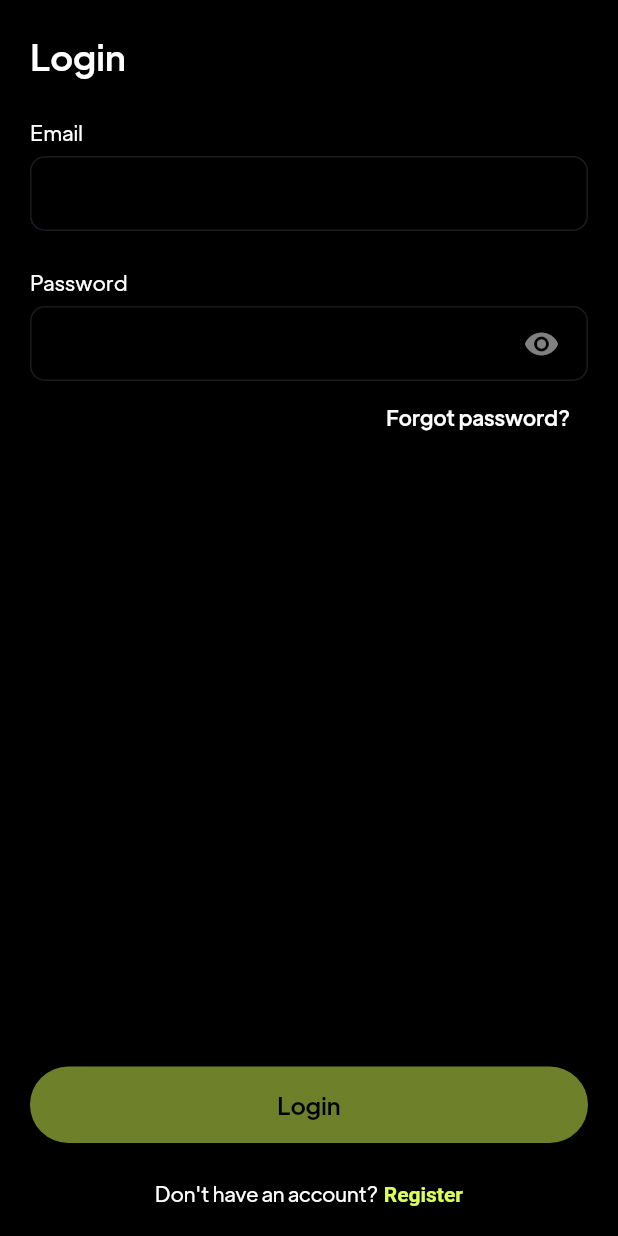
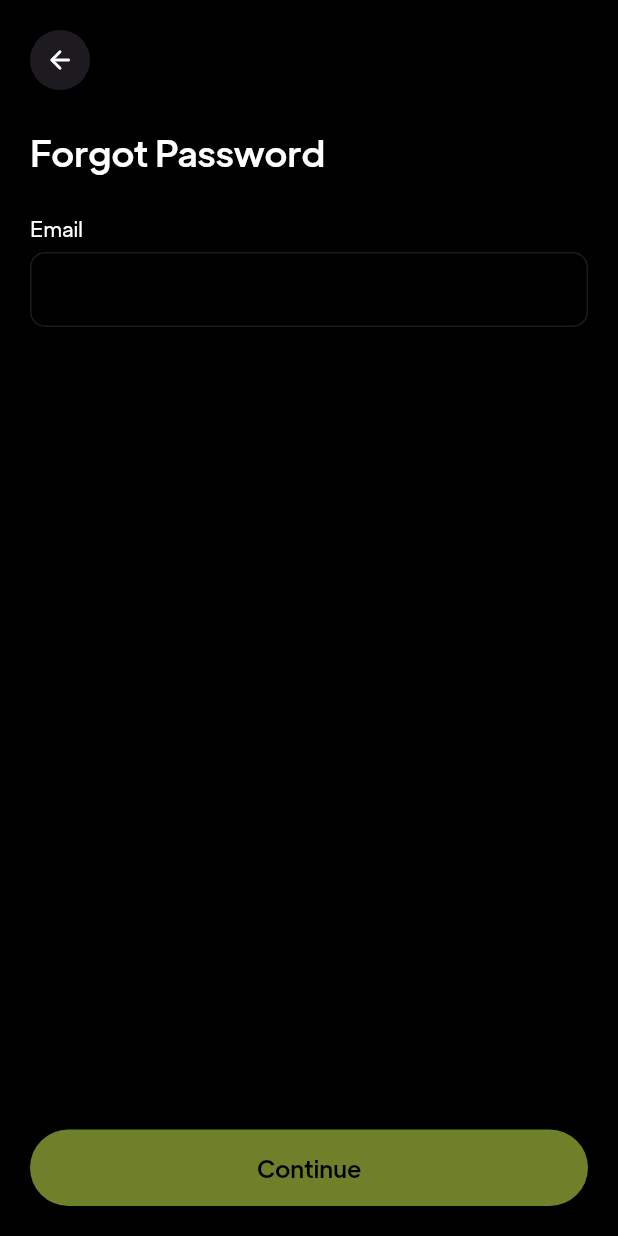
Before and after one commit to JosteveGit/magic, a Flutter app: the screen it shows after launch, after a tap on "Forgot password?", on a phone screen of 412 x 824 dp. Run offline on Flutter 3.47's test engine with Material 3 defaults, Android fonts, the light colour scheme and no system bars; our stand-ins replace cloud_firestore, dartz, firebase_auth, firebase_core, flutter_riverpod, freezed_annotation and 1 more; accounts and stored records are empty.

Commit message:
Added forgot password implementation

```diff
--- /dev/null
+++ b/lib/app/modules/authentication/presentation/pages/forgot_password_page.dart
@@ -0,0 +1,88 @@
+import 'package:flutter/material.dart';
+import 'package:flutter_riverpod/flutter_riverpod.dart';
+import 'package:magic/app/modules/authentication/presentation/providers/forgot_password/forgot_password_provider.dart';
+import 'package:magic/app/modules/authentication/presentation/providers/forgot_password/forgot_password_state.dart';
+import 'package:magic/app/shared/extensions/context_extension.dart';
+import 'package:magic/app/shared/functions/dialog_functions.dart';
+import 'package:magic/app/shared/functions/string_functions.dart';
+import 'package:magic/app/shared/presentation/widgets/custom_button.dart';
+import 'package:magic/app/shared/presentation/widgets/custom_textfield.dart';
+import 'package:magic/app/shared/presentation/widgets/magic_app_bar.dart';
+import 'package:magic/core/framework/theme/colors/app_theme_provider.dart';
+import 'package:magic/core/navigation/navigator.dart';
+
+class ForgotPasswordPage extends ConsumerStatefulWidget {
+  const ForgotPasswordPage({super.key});
+
+  @override
+  ConsumerState<ConsumerStatefulWidget> createState() => _LoginPageState();
+}
+
+class _LoginPageState extends ConsumerState<ForgotPasswordPage> {
+  String email = "";
+  @override
+  Widget build(BuildContext context) {
+    final colors = ref.read(appThemeProvider).colors;
+    ref.listen(
+      forgotPasswordProvider,
+      (prev, next) {
+        if (next is ForgotPasswordStateLoading) {
+          showLoadingDialog(context);
+        }
+        if (next is ForgotPasswordStateSuccess) {
+          pop(context);
+          context.showSuccess("Please check your email for the reset link");
+        }
+        if (next is ForgotPasswordStateError) {
+          pop(context);
+          context.showError(next.message);
+        }
+      },
+    );
+    return Scaffold(
+      backgroundColor: colors.alwaysBlack,
+      body: Container(
+        padding: const EdgeInsets.all(20),
+        child: SafeArea(
+          child: Column(
+            children: [
+              const MagicAppBar(title: "Forgot Password"),
+              Expanded(
+                child: SingleChildScrollView(
+                  child: Column(
+                    children: [
+                      const SizedBox(height: 24),
+                      CustomTextField(
+                        headerText: "Email",
+                        keyboardType: TextInputType.emailAddress,
+                        onChanged: (value) {
+                          email = value;
+                          setState(() {});
+                        },
+                        validator: (value) {
+                          return isValidEmailAddress(value)
+                              ? null
+                              : "Invalid email address";
+                        },
+                      ),
+                    ],
+                  ),
+                ),
+              ),
+              CustomButton(
+                text: "Continue",
+                onPressed: () {
+                  final notifier = ref.read(forgotPasswordProvider.notifier);
+                  notifier.forgotPassword(email: email);
+                },
+                validator: () {
+                  return isValidEmailAddress(email);
+                },
+              ),
+            ],
+          ),
+        ),
+      ),
+    );
+  }
+}
--- a/lib/app/modules/authentication/presentation/pages/login_page.dart
+++ b/lib/app/modules/authentication/presentation/pages/login_page.dart
@@ -1,6 +1,7 @@
 import 'package:flutter/gestures.dart';
 import 'package:flutter/material.dart';
 import 'package:flutter_riverpod/flutter_riverpod.dart';
+import 'package:magic/app/modules/authentication/presentation/pages/forgot_password_page.dart';
 import 'package:magic/app/modules/authentication/presentation/pages/register_page.dart';
 import 'package:magic/app/modules/authentication/presentation/providers/login/login_provider.dart';
 import 'package:magic/app/modules/authentication/presentation/providers/login/login_state.dart';
@@ -84,7 +85,9 @@ class _LoginPageState extends ConsumerState<LoginPage> {
                       Align(
                         alignment: Alignment.centerRight,
                         child: TextButton(
-                          onPressed: () {},
+                          onPressed: () {
+                            pushTo(context, const ForgotPasswordPage());
+                          },
                           style: TextButton.styleFrom(
                             foregroundColor: colors.alwaysWhite,
                           ),
--- /dev/null
+++ b/lib/app/modules/authentication/presentation/providers/forgot_password/forgot_password_provider.dart
@@ -0,0 +1,27 @@
+import 'package:flutter_riverpod/flutter_riverpod.dart';
+import 'package:magic/app/modules/authentication/domain/repositories/authentication_repository.dart';
+import 'package:magic/app/modules/authentication/domain/repositories/interfaces/authentication_repository_interface.dart';
+import 'package:magic/app/modules/authentication/presentation/providers/forgot_password/forgot_password_state.dart';
+
+final forgotPasswordProvider =
+    StateNotifierProvider<ForgotPasswordNotifier, ForgotPasswordState>((ref) {
+  final repo = ref.read(authenticationRepositoryProvider);
+  return ForgotPasswordNotifier(repo: repo);
+});
+
+class ForgotPasswordNotifier extends StateNotifier<ForgotPasswordState> {
+  final AuthenticationRepositoryInterface repo;
+  ForgotPasswordNotifier({required this.repo})
+      : super(const ForgotPasswordState.initial());
+
+  void forgotPassword({
+    required String email,
+  }) async {
+    state = const ForgotPasswordState.loading();
+    final response = await repo.forgotPassword(email: email);
+    response.fold(
+      (_) => state = const ForgotPasswordState.success(),
+      (error) => state = ForgotPasswordState.error(error.message),
+    );
+  }
+}
--- /dev/null
+++ b/lib/app/modules/authentication/presentation/providers/forgot_password/forgot_password_state.dart
@@ -0,0 +1,11 @@
+import 'package:freezed_annotation/freezed_annotation.dart';
+
+part 'forgot_password_state.freezed.dart';
+
+@freezed
+class ForgotPasswordState with _$ForgotPasswordState {
+  const factory ForgotPasswordState.initial() = ForgotPasswordStateInitial;
+  const factory ForgotPasswordState.loading() = ForgotPasswordStateLoading;
+  const factory ForgotPasswordState.success() = ForgotPasswordStateSuccess;
+  const factory ForgotPasswordState.error(String message) = ForgotPasswordStateError;
+}
```
Also changed, not shown: lib/app/shared/extensions/context_extension.dart (+11 -2 lines), lib/app/modules/authentication/presentation/providers/forgot_password/forgot_password_state.freezed.dart (added).
